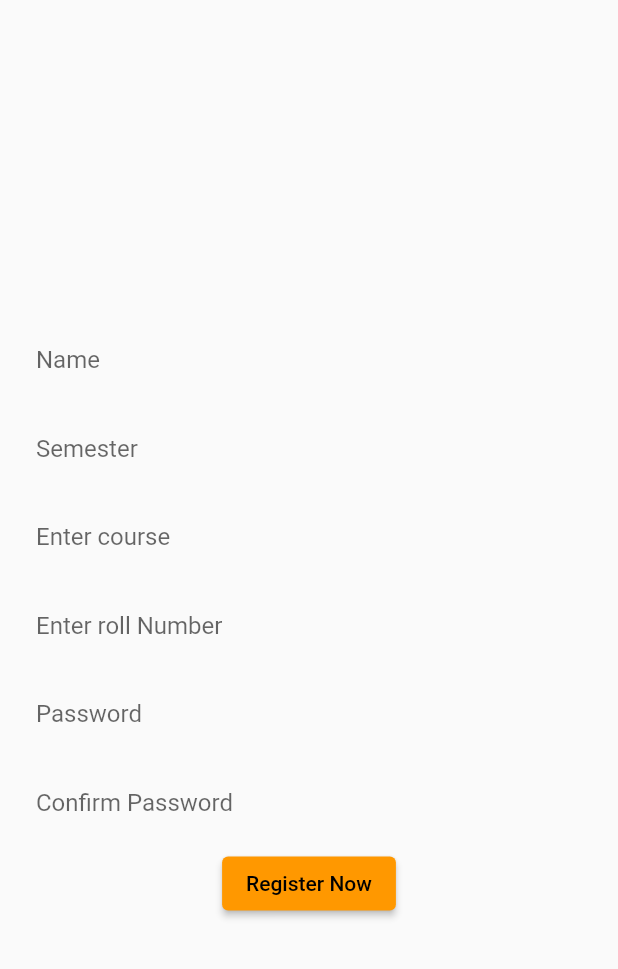
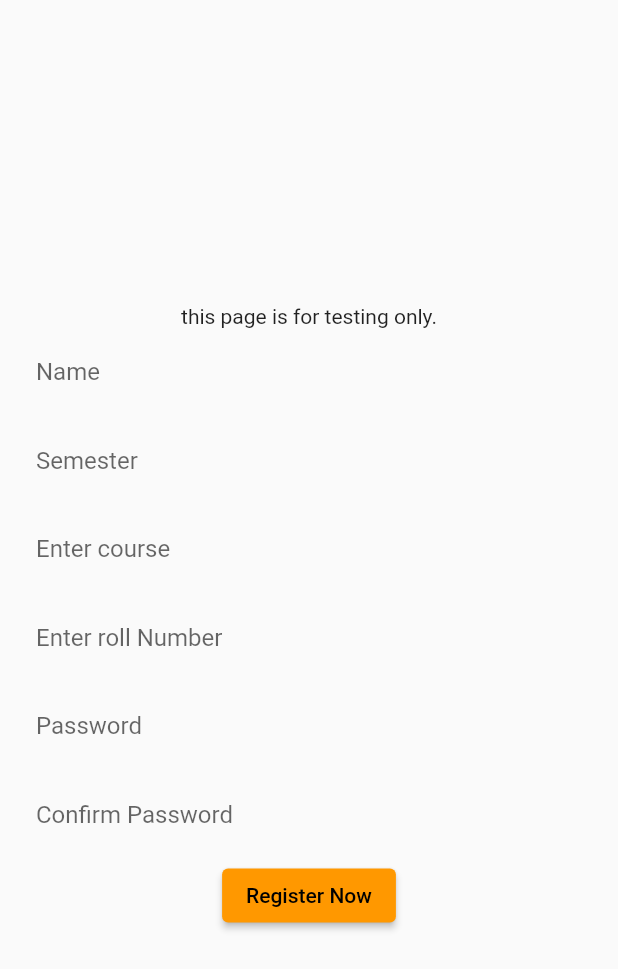
Before and after one commit to iwilder53/attendance, a Flutter app: the screen it shows after launch, after a tap on "New Student? register here", on a phone screen of 412 x 824 dp. Shown: the top 969 px of the screen. Run offline on Flutter 3.47's test engine with Material 2 defaults, Android fonts, the phone set to English and light mode, and no system bars; our stand-ins replace csv, file_picker, firebase_auth, firebase_core, geolocator and 2 more; missing offline and left inert: dart:ffi, mobile_scanner; accounts and stored records are empty; network calls fail.

Commit message:
First Beta

```diff
--- a/ghrccst_attendance_app/lib/api.dart
+++ b/ghrccst_attendance_app/lib/api.dart
@@ -1,5 +1,8 @@
-//const server = 'http://127.0.0.1:7200';
-const server = 'http://192.168.29.55:7200';
+import 'package:ghrccst_attendance_app/providers/student_provider.dart';
+
+const server = 'http://127.0.0.1:7200';
+//const server = 'http://192.168.29.55:7200';
 const headers = {
   "Content-Type": "application/json; charset=utf-8",
+
 };
--- a/ghrccst_attendance_app/lib/main.dart
+++ b/ghrccst_attendance_app/lib/main.dart
@@ -3,6 +3,7 @@ import 'package:flutter/material.dart';
 import 'package:ghrccst_attendance_app/providers/lectures_provider.dart';
 import 'package:ghrccst_attendance_app/providers/student_provider.dart';
 import 'package:ghrccst_attendance_app/screens/login.dart';
+import 'package:ghrccst_attendance_app/screens/login_demo.dart';
 import 'package:provider/provider.dart';
 import 'firebase_options.dart';
 import 'navigation/navigationService.dart';
@@ -45,7 +46,7 @@ class MyApp extends StatelessWidget {
             primarySwatch: Colors.orange,
           ),
           onGenerateRoute: generateRoute,
-          home: LoginScreen()),
+          home: const LoginScreenDemo()),
     );
   }
 }
--- a/ghrccst_attendance_app/lib/models/student_model.dart
+++ b/ghrccst_attendance_app/lib/models/student_model.dart
@@ -7,7 +7,6 @@ class Student {
   String email;
   int roll;
   bool teacher = false;
-
   Student(
       {required this.course,
       required this.section,
--- a/ghrccst_attendance_app/lib/navigation/navigationService.dart
+++ b/ghrccst_attendance_app/lib/navigation/navigationService.dart
@@ -4,6 +4,7 @@ import 'package:flutter/material.dart';
 import 'package:ghrccst_attendance_app/main_screen.dart';
 import 'package:ghrccst_attendance_app/navigation/arguments.dart';
 import 'package:ghrccst_attendance_app/screens/login.dart';
+import 'package:ghrccst_attendance_app/screens/login_demo.dart';
 import 'package:ghrccst_attendance_app/screens/register.dart';
 import 'package:ghrccst_attendance_app/screens/timetable_screen.dart';
 import '../screens/otp_screen.dart';
@@ -19,6 +20,9 @@ Route<dynamic> generateRoute(RouteSettings settings) {
       return _getPageRoute(
         OtpScreen(args: settings.arguments as OtpScreenArguments),
       );
+
+    case NamedRoute.loginScreenDemo:
+      return _getPageRoute(const LoginScreenDemo());
     case NamedRoute.timeTableScreen:
       return _getPageRoute(const TimeTableScreen());
     case NamedRoute.registerScreen:
--- a/ghrccst_attendance_app/lib/navigation/routes.dart
+++ b/ghrccst_attendance_app/lib/navigation/routes.dart
@@ -1,6 +1,7 @@
 class NamedRoute {
   static const String registerScreen = 'RegisterScreen';
   static const String loginScreen = 'LoginScreen';
+  static const String loginScreenDemo = 'LoginScreen';
   static const String homeScreen = 'HomeScreen';
   static const String otpScreen = 'OtpScreen';
   static const String timeTableScreen = 'TimeTableScreen';
--- /dev/null
+++ b/ghrccst_attendance_app/lib/screens/login_demo.dart
@@ -0,0 +1,67 @@
+// ignore_for_file: use_build_context_synchronously
+
+import 'package:firebase_auth/firebase_auth.dart';
+import 'package:flutter/material.dart';
+import 'package:ghrccst_attendance_app/navigation/navigators.dart';
+import 'package:ghrccst_attendance_app/navigation/routes.dart';
+import 'package:ghrccst_attendance_app/widgets/alert_dialog.dart';
+import 'package:ghrccst_attendance_app/widgets/loader.dart';
+import 'package:provider/provider.dart';
+
+import '../providers/lectures_provider.dart';
+import '../providers/student_provider.dart';
+
+class LoginScreenDemo extends StatefulWidget {
+  const LoginScreenDemo({super.key});
+
+  @override
+  State<LoginScreenDemo> createState() => _LoginScreenDemoState();
+}
+
+class _LoginScreenDemoState extends State<LoginScreenDemo> {
+  FirebaseAuth auth = FirebaseAuth.instance;
+
+  late TextEditingController phoneController = TextEditingController();
+  @override
+  Widget build(BuildContext context) {
+    final studentProvider =
+        Provider.of<StudentProvider>(context, listen: false);
+    return Scaffold(
+      body: Padding(
+        padding: const EdgeInsets.all(24.0),
+        child: Column(
+          mainAxisAlignment: MainAxisAlignment.center,
+          children: [
+            TextField(
+              keyboardType: TextInputType.phone,
+              decoration: const InputDecoration(
+                  border: InputBorder.none,
+                  labelText: 'Phone Number',
+                  hintText: 'Enter your phone number',
+                  hintStyle: TextStyle(fontSize: 14)),
+              controller: phoneController,
+            ),
+            ElevatedButton(
+                onPressed: () async {
+                  bool loginState = await studentProvider
+                      .login(int.parse(phoneController.text.trim()));
+                  if (loginState == true) {
+                    await Provider.of<LecturesProvider>(context, listen: false)
+                        .fetchAndSetLectures(Provider.of<StudentProvider>(
+                            context,
+                            listen: false));
+                    pushReplacement(context, NamedRoute.homeScreen);
+                  } else {
+                    alertDialog(context, 'Login Failed');
+                  }
+                },
+                child: const Text('Log In')),
+            TextButton(
+                onPressed: () => push(context, NamedRoute.registerScreen),
+                child: const Text('New Student? register here')),
+          ],
+        ),
+      ),
+    );
+  }
+}
--- a/ghrccst_attendance_app/lib/screens/register.dart
+++ b/ghrccst_attendance_app/lib/screens/register.dart
@@ -25,6 +25,7 @@ class NewStudentScreen extends StatelessWidget {
               mainAxisAlignment: MainAxisAlignment.center,
               crossAxisAlignment: CrossAxisAlignment.center,
               children: [
+                Text('this page is for testing only.'),
                 TextField(
                   decoration: const InputDecoration(
                       border: InputBorder.none,
```
Also changed, not shown: ghrccst_attendance_app/lib/providers/student_provider.dart (+16 -1 lines), ghrccst_attendance_app/lib/widgets/alert_dialog.dart (+7 -2 lines), 3 other files.
